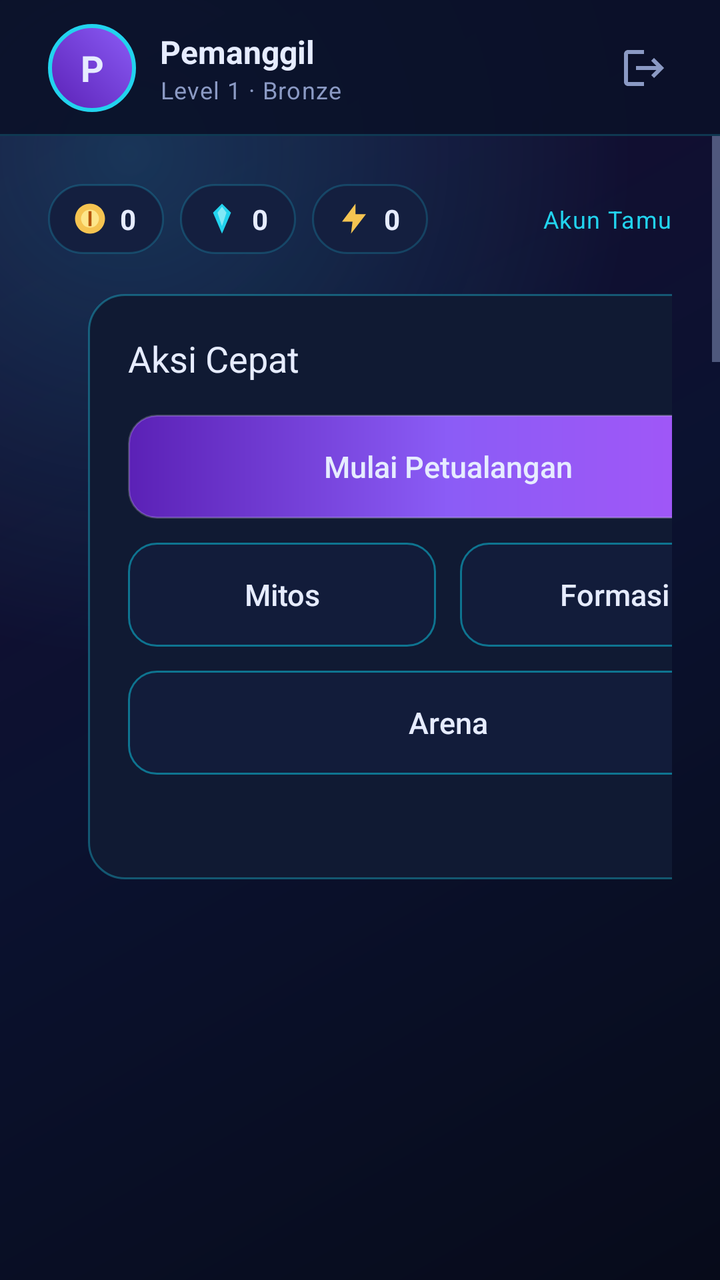
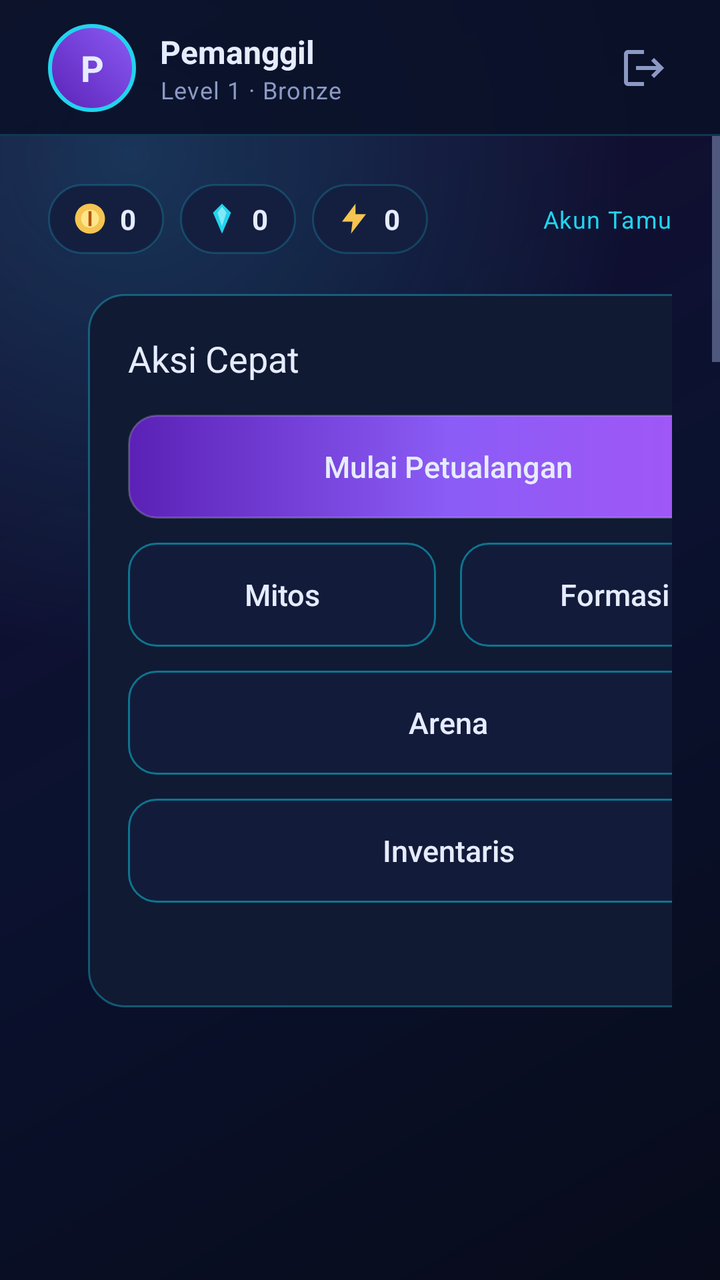

The first picture is an Android layout as it rendered before a commit; the second is the same layout after the commit. The layout source and the unified diff follow.
<!-- AndroidManifest.xml: activity theme Theme.TheMyth -->
<!-- res/layout/activity_home.xml -->
<?xml version="1.0" encoding="utf-8"?>
<androidx.constraintlayout.widget.ConstraintLayout xmlns:android="http://schemas.android.com/apk/res/android"
    xmlns:app="http://schemas.android.com/apk/res-auto"
    android:id="@+id/homeRoot"
    android:layout_width="match_parent"
    android:layout_height="match_parent"
    android:background="@drawable/bg_gradient">

    <LinearLayout
        android:id="@+id/topBar"
        android:layout_width="0dp"
        android:layout_height="68dp"
        android:background="@drawable/bg_topbar"
        android:gravity="center_vertical"
        android:orientation="horizontal"
        android:paddingStart="24dp"
        android:paddingEnd="16dp"
        app:layout_constraintEnd_toEndOf="parent"
        app:layout_constraintStart_toStartOf="parent"
        app:layout_constraintTop_toTopOf="parent">

        <TextView
            android:id="@+id/tvAvatar"
            android:layout_width="44dp"
            android:layout_height="44dp"
            android:background="@drawable/bg_avatar"
            android:gravity="center"
            android:text="@string/home_avatar_initial"
            android:textColor="@color/text_primary"
            android:textSize="18sp"
            android:textStyle="bold" />

        <LinearLayout
            android:layout_width="wrap_content"
            android:layout_height="wrap_content"
            android:layout_marginStart="12dp"
            android:orientation="vertical">

            <TextView
                android:id="@+id/tvUsername"
                android:layout_width="wrap_content"
                android:layout_height="wrap_content"
                android:text="@string/home_default_username"
                android:textColor="@color/text_primary"
                android:textSize="16sp"
                android:textStyle="bold" />

            <TextView
                android:id="@+id/tvLevel"
                android:layout_width="wrap_content"
                android:layout_height="wrap_content"
                android:text="@string/home_level_placeholder"
                android:textAppearance="@style/TextAppearance.TheMyth.Caption" />
        </LinearLayout>

        <Space
            android:layout_width="0dp"
            android:layout_height="1dp"
            android:layout_weight="1" />

        <ImageButton
            android:id="@+id/btnLogout"
            android:layout_width="44dp"
            android:layout_height="44dp"
            android:background="?attr/selectableItemBackgroundBorderless"
            android:contentDescription="@string/home_logout"
            android:padding="10dp"
            android:src="@drawable/ic_logout"
            app:tint="@color/text_muted" />
    </LinearLayout>

    <ScrollView
        android:id="@+id/contentScroll"
        android:layout_width="0dp"
        android:layout_height="0dp"
        android:clipToPadding="false"
        android:fillViewport="true"
        app:layout_constraintBottom_toBottomOf="parent"
        app:layout_constraintEnd_toEndOf="parent"
        app:layout_constraintStart_toStartOf="parent"
        app:layout_constraintTop_toBottomOf="@id/topBar">

        <LinearLayout
            android:layout_width="match_parent"
            android:layout_height="wrap_content"
            android:orientation="vertical"
            android:padding="24dp">

            <LinearLayout
                android:layout_width="match_parent"
                android:layout_height="wrap_content"
                android:gravity="center_vertical"
                android:orientation="horizontal">

                <LinearLayout
                    android:layout_width="wrap_content"
                    android:layout_height="wrap_content"
                    android:background="@drawable/bg_chip"
                    android:gravity="center_vertical"
                    android:orientation="horizontal"
                    android:paddingStart="12dp"
                    android:paddingTop="8dp"
                    android:paddingEnd="14dp"
                    android:paddingBottom="8dp">

                    <ImageView
                        android:layout_width="18dp"
                        android:layout_height="18dp"
                        android:contentDescription="@null"
                        android:src="@drawable/ic_coin" />

                    <TextView
                        android:id="@+id/tvCoin"
                        android:layout_width="wrap_content"
                        android:layout_height="wrap_content"
                        android:layout_marginStart="6dp"
                        android:text="@string/home_zero"
                        android:textColor="@color/text_primary"
                        android:textSize="14sp"
                        android:textStyle="bold" />
                </LinearLayout>

                <LinearLayout
                    android:layout_width="wrap_content"
                    android:layout_height="wrap_content"
                    android:layout_marginStart="8dp"
                    android:background="@drawable/bg_chip"
                    android:gravity="center_vertical"
                    android:orientation="horizontal"
                    android:paddingStart="12dp"
                    android:paddingTop="8dp"
                    android:paddingEnd="14dp"
                    android:paddingBottom="8dp">

                    <ImageView
                        android:layout_width="18dp"
                        android:layout_height="18dp"
                        android:contentDescription="@null"
                        android:src="@drawable/ic_diamond" />

                    <TextView
                        android:id="@+id/tvDiamond"
                        android:layout_width="wrap_content"
                        android:layout_height="wrap_content"
                        android:layout_marginStart="6dp"
                        android:text="@string/home_zero"
                        android:textColor="@color/text_primary"
                        android:textSize="14sp"
                        android:textStyle="bold" />
                </LinearLayout>

                <LinearLayout
                    android:layout_width="wrap_content"
                    android:layout_height="wrap_content"
                    android:layout_marginStart="8dp"
                    android:background="@drawable/bg_chip"
                    android:gravity="center_vertical"
                    android:orientation="horizontal"
                    android:paddingStart="12dp"
                    android:paddingTop="8dp"
                    android:paddingEnd="14dp"
                    android:paddingBottom="8dp">

                    <ImageView
                        android:layout_width="18dp"
                        android:layout_height="18dp"
                        android:contentDescription="@null"
                        android:src="@drawable/ic_energy" />

                    <TextView
                        android:id="@+id/tvEnergy"
                        android:layout_width="wrap_content"
                        android:layout_height="wrap_content"
                        android:layout_marginStart="6dp"
                        android:text="@string/home_zero"
                        android:textColor="@color/text_primary"
                        android:textSize="14sp"
                        android:textStyle="bold" />
                </LinearLayout>

                <Space
                    android:layout_width="0dp"
                    android:layout_height="1dp"
                    android:layout_weight="1" />

                <TextView
                    android:id="@+id/tvAccountBadge"
                    android:layout_width="wrap_content"
                    android:layout_height="wrap_content"
                    android:text="@string/home_guest_badge"
                    android:textAppearance="@style/TextAppearance.TheMyth.Caption"
                    android:textColor="@color/cyan" />
            </LinearLayout>

            <LinearLayout
                android:layout_width="match_parent"
                android:layout_height="wrap_content"
                android:layout_marginTop="20dp"
                android:baselineAligned="false"
                android:orientation="horizontal">

                <LinearLayout
                    style="@style/Widget.TheMyth.Panel"
                    android:layout_width="0dp"
                    android:layout_height="wrap_content"
                    android:layout_weight="1"
                    android:orientation="vertical">

                    <TextView
                        android:layout_width="wrap_content"
                        android:layout_height="wrap_content"
                        android:text="@string/home_welcome"
                        android:textAppearance="@style/TextAppearance.TheMyth.Caption" />

                    <TextView
                        android:id="@+id/tvWelcomeName"
                        android:layout_width="match_parent"
                        android:layout_height="wrap_content"
                        android:layout_marginTop="4dp"
                        android:text="@string/home_default_username"
                        android:textAppearance="@style/TextAppearance.TheMyth.Title" />

                    <TextView
                        android:id="@+id/tvUid"
                        android:layout_width="wrap_content"
                        android:layout_height="wrap_content"
                        android:layout_marginTop="8dp"
                        android:background="?attr/selectableItemBackground"
                        android:paddingTop="4dp"
                        android:paddingBottom="4dp"
                        android:text="@string/home_uid_placeholder"
                        android:textAppearance="@style/TextAppearance.TheMyth.Caption" />

                    <View
                        android:layout_width="match_parent"
                        android:layout_height="1dp"
                        android:layout_marginTop="14dp"
                        android:background="@color/panel_elevated" />

                    <TextView
                        android:layout_width="wrap_content"
                        android:layout_height="wrap_content"
                        android:layout_marginTop="16dp"
                        android:text="@string/home_formation"
                        android:textAppearance="@style/TextAppearance.TheMyth.Caption" />

                    <TextView
                        android:id="@+id/tvFormation"
                        android:layout_width="match_parent"
                        android:layout_height="wrap_content"
                        android:layout_marginTop="4dp"
                        android:text="@string/home_formation_empty"
                        android:textColor="@color/text_primary"
                        android:textSize="16sp" />

                    <TextView
                        android:layout_width="wrap_content"
                        android:layout_height="wrap_content"
                        android:layout_marginTop="18dp"
                        android:letterSpacing="0.12"
                        android:text="@string/home_tip_title"
                        android:textColor="@color/cyan"
                        android:textSize="12sp"
                        android:textStyle="bold" />

                    <TextView
                        android:layout_width="match_parent"
                        android:layout_height="wrap_content"
                        android:layout_marginTop="4dp"
                        android:lineSpacingExtra="3dp"
                        android:text="@string/home_tip_body"
                        android:textAppearance="@style/TextAppearance.TheMyth.Caption" />

                    <ProgressBar
                        android:id="@+id/progressHome"
                        android:layout_width="28dp"
                        android:layout_height="28dp"
                        android:layout_marginTop="16dp"
                        android:indeterminateTint="@color/cyan" />

                    <TextView
                        android:id="@+id/tvHomeError"
                        android:layout_width="match_parent"
                        android:layout_height="wrap_content"
                        android:layout_marginTop="12dp"
                        android:textColor="@color/danger"
                        android:textSize="13sp"
                        android:visibility="gone" />

                    <androidx.appcompat.widget.AppCompatButton
                        android:id="@+id/btnRetry"
                        style="@style/Widget.TheMyth.Button.Secondary"
                        android:layout_width="wrap_content"
                        android:layout_height="wrap_content"
                        android:layout_marginTop="12dp"
                        android:paddingStart="20dp"
                        android:paddingEnd="20dp"
                        android:text="@string/home_retry"
                        android:visibility="gone" />
                </LinearLayout>

                <LinearLayout
                    style="@style/Widget.TheMyth.Panel"
                    android:layout_width="360dp"
                    android:layout_height="wrap_content"
                    android:layout_marginStart="20dp"
                    android:orientation="vertical">

                    <TextView
                        android:layout_width="wrap_content"
                        android:layout_height="wrap_content"
                        android:text="@string/home_actions"
                        android:textAppearance="@style/TextAppearance.TheMyth.Title"
                        android:textSize="18sp" />

                    <androidx.appcompat.widget.AppCompatButton
                        android:id="@+id/btnPlay"
                        style="@style/Widget.TheMyth.Button.Primary"
                        android:layout_width="match_parent"
                        android:layout_height="wrap_content"
                        android:layout_marginTop="16dp"
                        android:text="@string/home_play" />

                    <LinearLayout
                        android:layout_width="match_parent"
                        android:layout_height="wrap_content"
                        android:layout_marginTop="12dp"
                        android:orientation="horizontal">

                        <androidx.appcompat.widget.AppCompatButton
                            android:id="@+id/btnRoster"
                            style="@style/Widget.TheMyth.Button.Secondary"
                            android:layout_width="0dp"
                            android:layout_height="wrap_content"
                            android:layout_weight="1"
                            android:text="@string/home_roster" />

                        <androidx.appcompat.widget.AppCompatButton
                            android:id="@+id/btnFormation"
                            style="@style/Widget.TheMyth.Button.Secondary"
                            android:layout_width="0dp"
                            android:layout_height="wrap_content"
                            android:layout_marginStart="12dp"
                            android:layout_weight="1"
                            android:text="@string/home_formation_button" />
                    </LinearLayout>

                    <androidx.appcompat.widget.AppCompatButton
                        android:id="@+id/btnArena"
                        style="@style/Widget.TheMyth.Button.Secondary"
                        android:layout_width="match_parent"
                        android:layout_height="wrap_content"
                        android:layout_marginTop="12dp"
                        android:text="@string/home_arena" />

                    <TextView
                        android:id="@+id/tvFooterVersion"
                        android:layout_width="wrap_content"
                        android:layout_height="wrap_content"
                        android:layout_marginTop="16dp"
                        android:textAppearance="@style/TextAppearance.TheMyth.Caption" />
                </LinearLayout>
            </LinearLayout>
        </LinearLayout>
    </ScrollView>

</androidx.constraintlayout.widget.ConstraintLayout>
<!-- resources referenced by this layout -->
<resources>
  <color name="cyan">#22D3EE</color>
  <color name="danger">#EF4444</color>
  <color name="panel_elevated">#16224A</color>
  <color name="text_muted">#8B9AC4</color>
  <color name="text_primary">#E6ECFF</color>
  <!-- drawable bg_avatar (drawable) -->
  <?xml version="1.0" encoding="utf-8"?>
  <shape xmlns:android="http://schemas.android.com/apk/res/android"
      android:shape="oval">
      <gradient
          android:angle="45"
          android:endColor="@color/purple"
          android:startColor="@color/purple_dark" />
      <stroke
          android:width="2dp"
          android:color="@color/cyan" />
  </shape>
  <!-- drawable bg_chip (drawable) -->
  <?xml version="1.0" encoding="utf-8"?>
  <shape xmlns:android="http://schemas.android.com/apk/res/android"
      android:shape="rectangle">
      <solid android:color="#141F3F" />
      <corners android:radius="100dp" />
      <stroke
          android:width="1dp"
          android:color="#3322D3EE" />
  </shape>
  <!-- drawable ic_energy (drawable) -->
  <?xml version="1.0" encoding="utf-8"?>
  <vector xmlns:android="http://schemas.android.com/apk/res/android"
      android:width="24dp"
      android:height="24dp"
      android:viewportWidth="24"
      android:viewportHeight="24">
      <path
          android:fillColor="#F5C451"
          android:pathData="M13,2 L4,14 H11 L10,22 L20,9 H13 Z" />
  </vector>
  <string name="home_actions">Aksi Cepat</string>
  <string name="home_arena">Arena</string>
  <string name="home_avatar_initial">P</string>
  <string name="home_default_username">Pemanggil</string>
  <string name="home_formation">Formasi saat ini</string>
  <string name="home_formation_button">Formasi</string>
  <string name="home_formation_empty">Belum ada Mitos</string>
  <string name="home_guest_badge">Akun Tamu</string>
  <string name="home_level_placeholder">Level 1 · Bronze</string>
  <string name="home_logout">Keluar</string>
  <string name="home_play">Mulai Petualangan</string>
  <string name="home_retry">Coba Lagi</string>
  <string name="home_roster">Mitos</string>
  <string name="home_tip_body">Tiga Mitos dengan elemen yang sama mendapat bonus sinergi. Cek formasi sebelum bertarung.</string>
  <string name="home_tip_title">Tips</string>
  <string name="home_uid_placeholder">UID -</string>
  <string name="home_welcome">Selamat datang,</string>
  <string name="home_zero">0</string>
  <style name="TextAppearance.TheMyth.Caption" parent="TextAppearance.AppCompat.Caption">
          <item name="android:textColor">@color/text_muted</item>
          <item name="android:textSize">12sp</item>
          <item name="android:letterSpacing">0.04</item>
      </style>
  <style name="TextAppearance.TheMyth.Title" parent="TextAppearance.AppCompat.Title">
          <item name="android:textColor">@color/text_primary</item>
          <item name="android:textSize">24sp</item>
          <item name="android:fontFamily">sans-serif-medium</item>
      </style>
  <style name="Widget.TheMyth.Panel" parent="">
          <item name="android:background">@drawable/bg_panel</item>
          <item name="android:padding">20dp</item>
      </style>
  <color name="purple">#8B5CF6</color>
  <color name="purple_dark">#5B21B6</color>
  <!-- drawable bg_panel (drawable) -->
  <?xml version="1.0" encoding="utf-8"?>
  <shape xmlns:android="http://schemas.android.com/apk/res/android"
      android:shape="rectangle">
      <solid android:color="@color/bg_panel" />
      <corners android:radius="18dp" />
      <stroke
          android:width="1dp"
          android:color="@color/stroke_glow" />
  </shape>
  <color name="bg_deep">#070B1A</color>
  <color name="bg_panel">#101A33</color>
  <color name="purple_light">#A855F7</color>
  <color name="cyan_dim">#0E7490</color>
  <color name="stroke_glow">#5922D3EE</color>
  <!-- unchanged entries left out for length: 10 -->
</resources>

<!-- the commit's change to res/layout/activity_home.xml (unified diff, before → after) -->
@@ -353,6 +353,14 @@
                         android:layout_marginTop="12dp"
                         android:text="@string/home_arena" />
 
+                    <androidx.appcompat.widget.AppCompatButton
+                        android:id="@+id/btnInventory"
+                        style="@style/Widget.TheMyth.Button.Secondary"
+                        android:layout_width="match_parent"
+                        android:layout_height="wrap_content"
+                        android:layout_marginTop="12dp"
+                        android:text="@string/home_inventory" />
+
                     <TextView
                         android:id="@+id/tvFooterVersion"
                         android:layout_width="wrap_content"
<!-- resource entries referenced after the edit -->
@@ -46,6 +46,7 @@
   <string name="home_formation_button">Formasi</string>
   <string name="home_formation_empty">Belum ada Mitos</string>
   <string name="home_guest_badge">Akun Tamu</string>
+  <string name="home_inventory">Inventaris</string>
   <string name="home_level_placeholder">Level 1 · Bronze</string>
   <string name="home_logout">Keluar</string>
   <string name="home_play">Mulai Petualangan</string>
